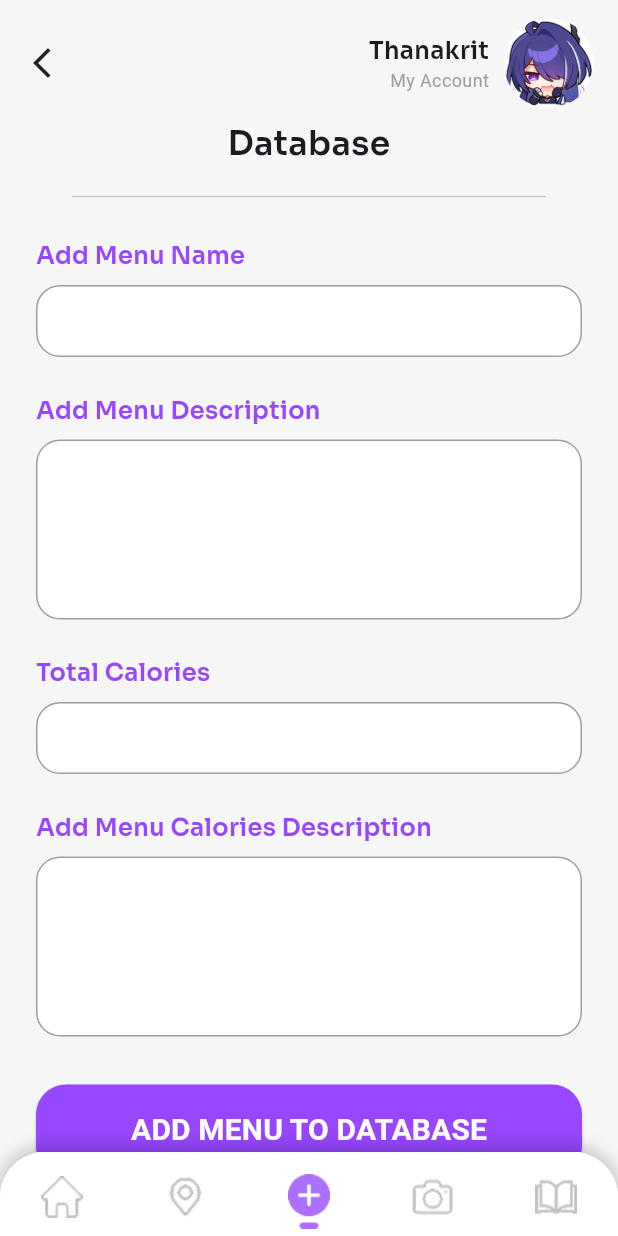
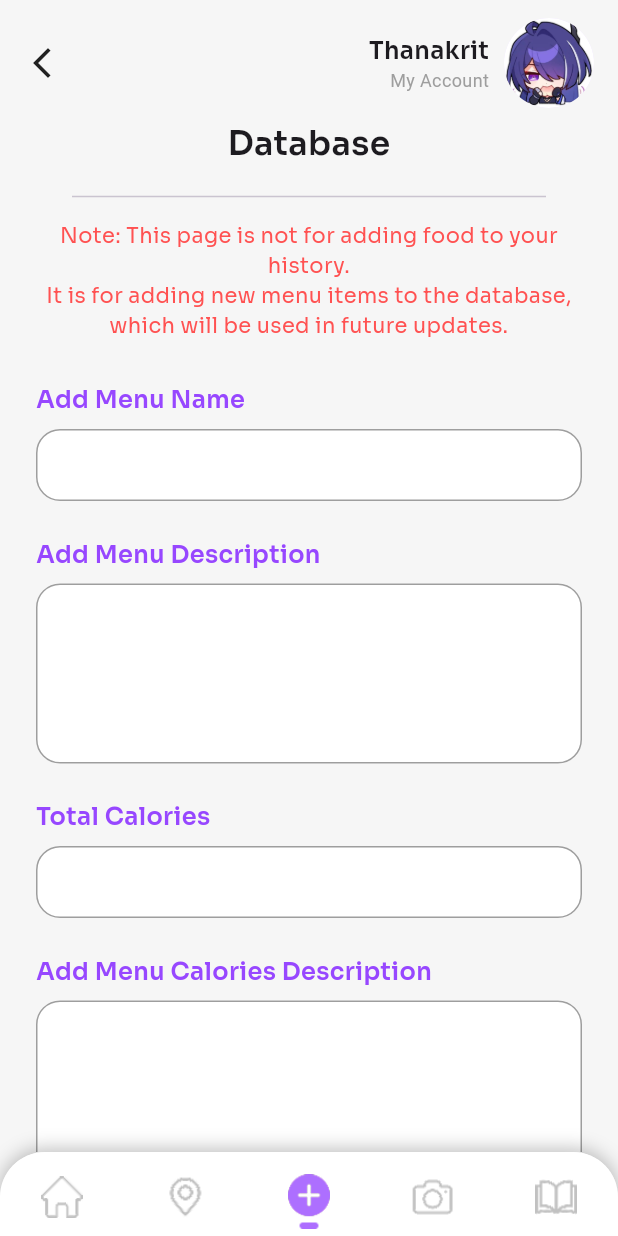
Before and after one commit to Thanakrit8448/FOODSENSE, a Flutter app: the DatabasePage screen opened directly, on a phone screen of 412 x 824 dp. Run offline on Flutter 3.47's test engine with Material 3 defaults, Android fonts, the phone set to English and light mode, and no system bars; our stand-ins replace google_maps_flutter, image_picker, supabase_flutter; accounts and stored records are empty; project files that could hold a hidden picture were left out.

Commit message:
Add disclaimer in Database page
Add:
- Add Disclaimer to Database page

Bug:

Fix:

TODO:
- Test some way to find bug in signup function ex. change show error snackbar
- Navigator Push
- After Signin route to main page in app
- Make a signin Session
- Add Profile icon
- Unknown Page
- Count if misguess
- Add name to map
- Add env files

```diff
--- a/foodsense_app/lib/pages/Database_page.dart
+++ b/foodsense_app/lib/pages/Database_page.dart
@@ -163,6 +163,19 @@ class _DatabasePageState extends State<DatabasePage> {
               child: Divider(),
             ),
 
+            const Padding(
+              padding: EdgeInsets.symmetric(horizontal: 24, vertical: 8),
+              child: Text(
+                'Note: This page is not for adding food to your history.\nIt is for adding new menu items to the database,\nwhich will be used in future updates.',
+                style: TextStyle(
+                  fontSize: 14,
+                  color: Colors.redAccent,
+                  fontFamily: 'Sora',
+                ),
+                textAlign: TextAlign.center,
+              ),
+            ),
+
             Expanded(
               child: SingleChildScrollView(
                 padding: const EdgeInsets.symmetric(horizontal: 24),
```
